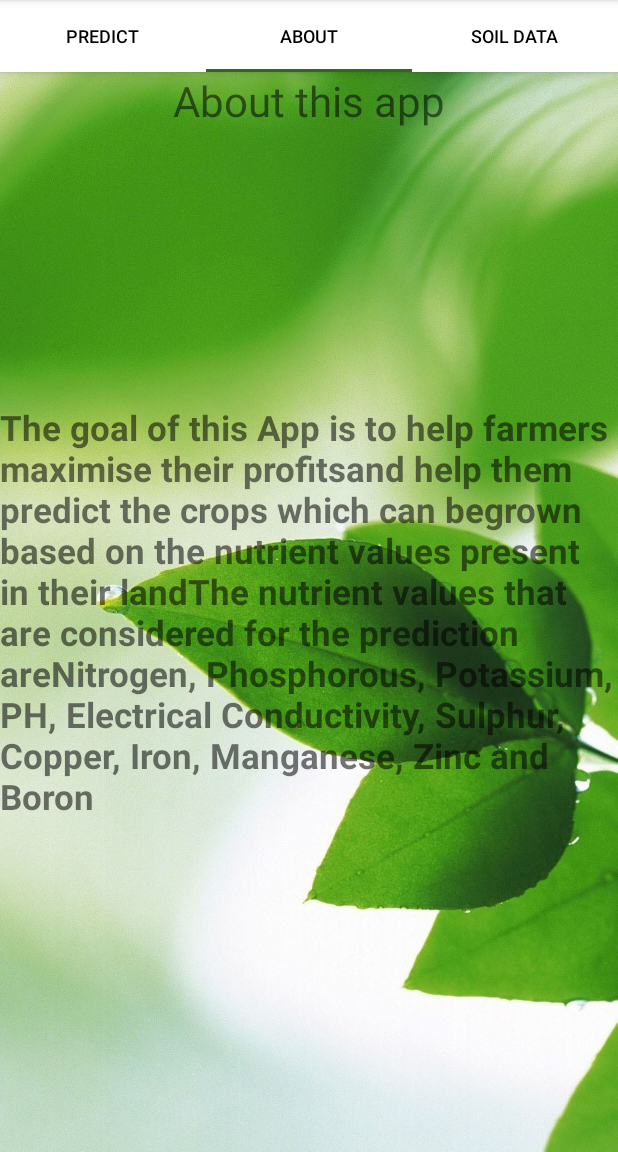
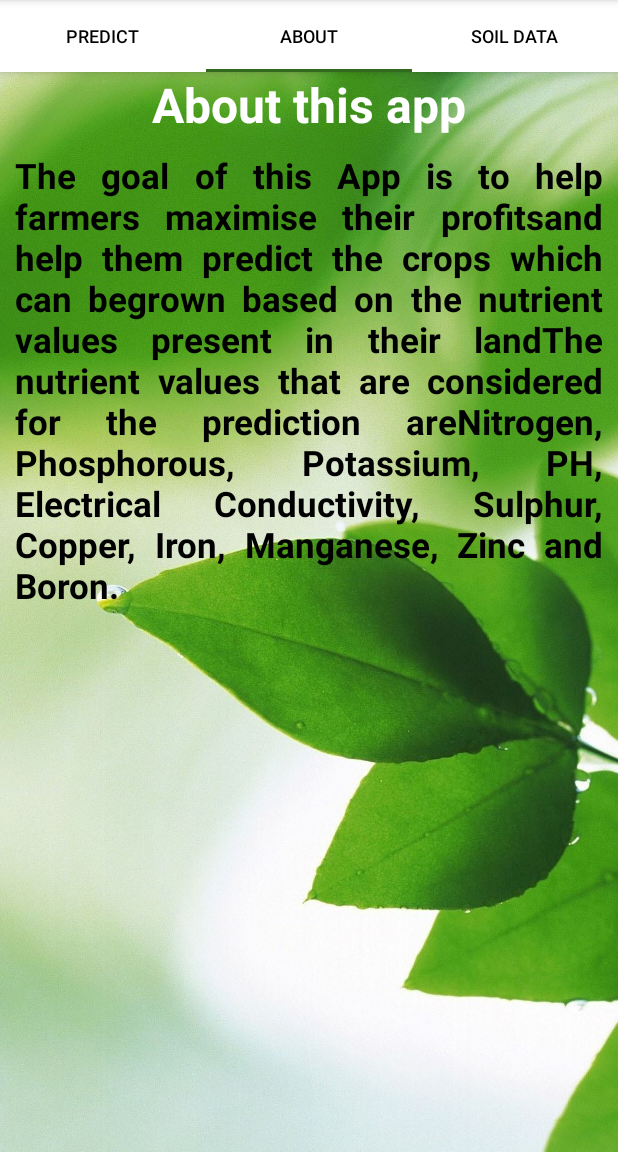
Before and after one commit to VidyadheeshMN/SoilNutrientMonitor, an Android app: the PredictFragment screen opened directly, with no data from a screen before it, tab 2 chosen, on a phone screen of 412 x 824 dp, the part 84-1236 px from its top. Run offline under Robolectric (Android 15) with nearby library versions, the phone set to English and light mode, and no system bars; our stand-ins replace Firebase (no records; nobody signed in at launch, a user with empty details on screens opened directly), Volley; libraries missing offline, so code that uses them is left out: com.chaquo.python; network calls fail; 1 statement that could not run was skipped.

Commit message:
tweaked ui and colors

```diff
--- a/app/src/main/java/com/ioT/soilnutrientmonitor/fragments/AboutFragment.kt
+++ b/app/src/main/java/com/ioT/soilnutrientmonitor/fragments/AboutFragment.kt
@@ -25,7 +25,7 @@ class AboutFragment : Fragment() {
                 "grown based on the nutrient values present in their land" +
                 "The nutrient values that are considered for the prediction are" +
                 "Nitrogen, Phosphorous, Potassium, PH, Electrical Conductivity, " +
-                "Sulphur, Copper, Iron, Manganese, Zinc and Boron"
+                "Sulphur, Copper, Iron, Manganese, Zinc and Boron."
         return v
     }
 }
--- a/app/src/main/java/com/ioT/soilnutrientmonitor/fragments/ContinousSoilData.kt
+++ b/app/src/main/java/com/ioT/soilnutrientmonitor/fragments/ContinousSoilData.kt
@@ -38,9 +38,9 @@ class ContinousSoilData : Fragment() {
                 Request.Method.GET, url,
                 Response.Listener<String> { response ->
                     var a: List<String> = response.replace("[", "").replace("]", "").replace("\"", "").split(",")
-                    var r: String = "Test for Light Availability\n:RED: " + a[0] + ""
-                    var g: String = ";GREEN: " + a[1] + ""
-                    var b: String = ";BLUE:" +a[2] + "\n"
+                    var r: String = "Test for Light Availability:\nRED: " + a[0] + "\n"
+                    var g: String = "GREEN: " + a[1] + "\n"
+                    var b: String = "BLUE:" +a[2] + "\n\n"
                     var ph: String = "PH:" + a[3] + "\n"
                     var temp: String = "TEMPERATURE:" + a[4] + "\n"
                     var humid: String = "HUMIDITY:" + a[5] + "\n"
--- a/app/src/main/java/com/ioT/soilnutrientmonitor/fragments/PredictFragment.kt
+++ b/app/src/main/java/com/ioT/soilnutrientmonitor/fragments/PredictFragment.kt
@@ -62,9 +62,9 @@ class PredictFragment : Fragment() {
                 Request.Method.GET, url,
                 Response.Listener<String> { response ->
                     var a: List<String> = response.replace("[", "").replace("]", "").replace("\"", "").split(",")
-                    var r: String = "Test for Light Availability\n:RED: " + a[0] + ""
-                    var g: String = ";GREEN: " + a[1] + ""
-                    var b: String = ";BLUE:" +a[2] + "\n"
+                    var r: String = "Test for Light Availability:\nRED: " + a[0] + "\n"
+                    var g: String = "GREEN: " + a[1] + "\n"
+                    var b: String = "BLUE:" +a[2] + "\n\n"
                     var ph: String = "PH:" + a[3] + "\n"
                     var temp: String = "TEMPERATURE:" + a[4] + "\n"
                     var humid: String = "HUMIDITY:" + a[5] + "\n"
--- a/app/src/main/res/layout/fragment_about.xml
+++ b/app/src/main/res/layout/fragment_about.xml
@@ -6,21 +6,26 @@
     tools:context=".fragments.AboutFragment">
 
     <TextView
+        android:id="@+id/aboutHeader"
         android:layout_width="wrap_content"
         android:layout_height="wrap_content"
         android:layout_centerVertical="false"
-        android:textSize="28dp"
-        android:textFontWeight="700"
+        android:textColor="@color/white"
+        android:textSize="32dp"
+        android:textStyle="bold"
         android:layout_centerHorizontal="true"
         android:text="About this app" />
 
     <TextView
         android:id="@+id/paragraph"
+        android:layout_below="@+id/aboutHeader"
         android:textStyle="bold"
+        android:textColor="@color/black"
+        android:justificationMode="inter_word"
+        android:layout_margin="10dp"
         android:layout_width="wrap_content"
         android:layout_height="wrap_content"
         android:textSize="23dp"
-        android:layout_centerVertical="true"
         android:layout_centerHorizontal="true" />
 
 </RelativeLayout>
--- a/app/src/main/res/layout/fragment_predict.xml
+++ b/app/src/main/res/layout/fragment_predict.xml
@@ -181,6 +181,7 @@
             android:layout_height="wrap_content"
             android:gravity="center"
             android:textColor="@color/black"
+            android:justificationMode="inter_word"
             android:textSize="18dp"
             android:layout_marginLeft="0dp"
             android:layout_marginTop="0dp" />
--- a/app/src/main/res/values/colors.xml
+++ b/app/src/main/res/values/colors.xml
@@ -10,4 +10,5 @@
     <color name="lightGreen">#8bc34a</color>
     <color name="darkGreen">#33691e</color>
     <color name="accentGreen">#b2ff59</color>
+    <color name="brown">#8b4513</color>
 </resources>
```
